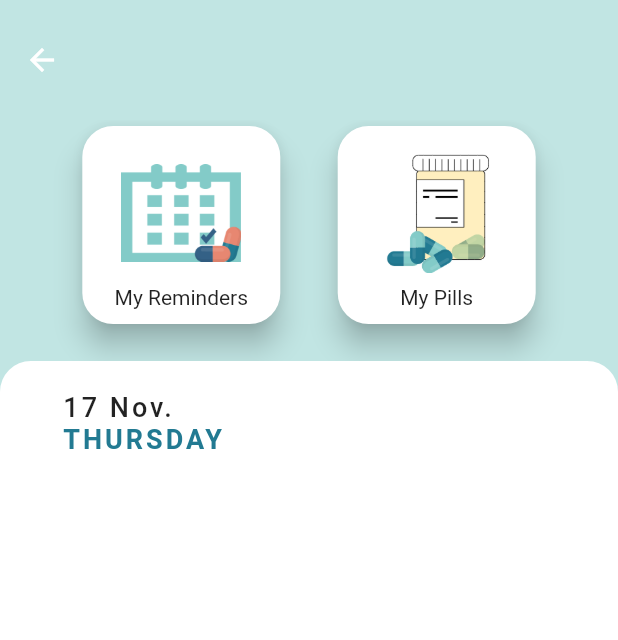
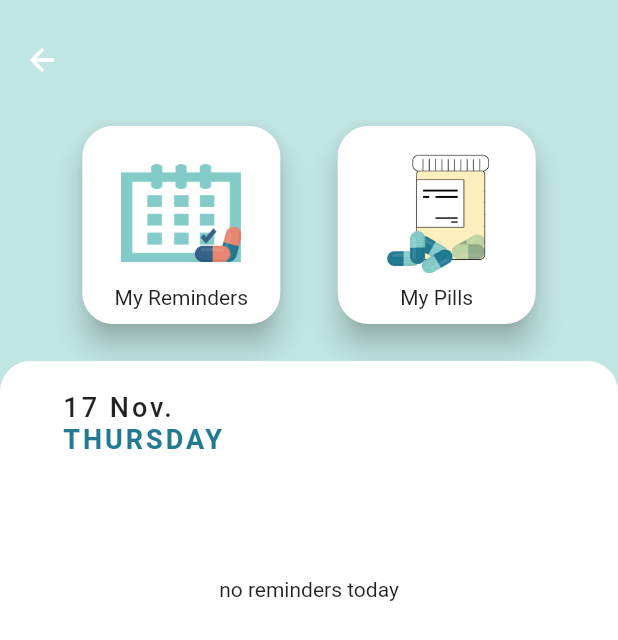
Before and after one commit to Ahmed-BS11/Pills-Reminder-App, a Flutter app: the screen it shows after launch, after a tap on "Get Started", on a phone screen of 412 x 824 dp. Shown: the top 640 px of the screen. Run offline on Flutter 3.47's test engine with Material 2 defaults, Android fonts, the light colour scheme and no system bars; our stand-ins replace google_fonts.

Commit message:
second commit

```diff
--- a/lib/pages/home.dart
+++ b/lib/pages/home.dart
@@ -4,6 +4,7 @@ import 'package:flutter_application_1/widgets/pagefirst.dart';
 import 'package:flutter_application_1/widgets/customcard.dart';
 import 'package:flutter_application_1/widgets/curved.dart';
 import 'package:flutter_application_1/widgets/datecard.dart';
+import 'package:flutter_application_1/pages/addmed.dart';
 
 
 class Home extends StatefulWidget {
@@ -34,13 +35,18 @@ class _HomeState extends State<Home> {
                 ),
                 title: 'My Reminders',
               ),
-                CustomCard(
-                icon: Image.asset(
-                  'assets/cabinet.png',
-                  width: 80,
+                InkWell(
+                  onTap: (){
+                    Navigator.push(context,MaterialPageRoute(builder: (context)=>AddMed()));
+                  },
+                  child: CustomCard(
+                  icon: Image.asset(
+                    'assets/cabinet.png',
+                    width: 80,
+                  ),
+                  title: 'My Pills',
+                              ),
                 ),
-                title: 'My Pills',
-              ),
           ]
 
         )
@@ -54,6 +60,11 @@ class _HomeState extends State<Home> {
                Row(
                 mainAxisAlignment: MainAxisAlignment.start,
                ),
+               SizedBox(
+                height: 50,
+               ),
+               Center(child:
+               Text("no reminders today")),
 
                ],
         ),
```
Also changed, not shown: lib/pages/addmed.dart (+58 -0 lines).
